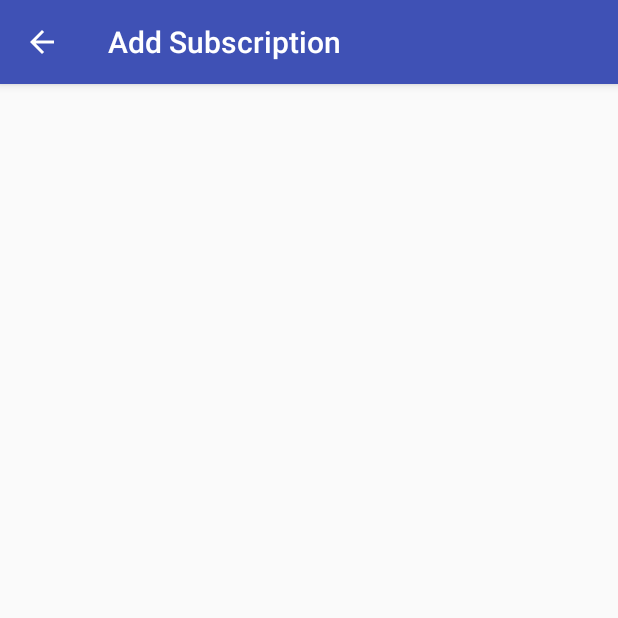
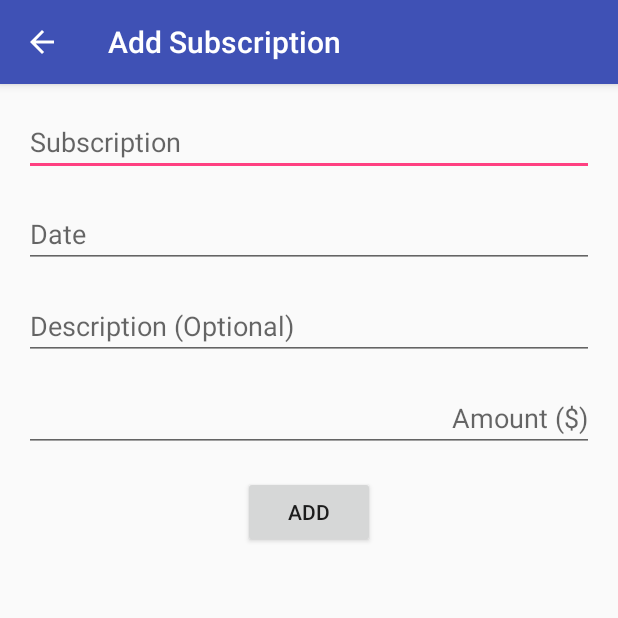
Before and after one commit to MichaelSteer/1428676-SubBook, an Android app: the screen it shows after launch (NewSubscriptionActivity), after a tap on "NEW", on a phone screen of 412 x 824 dp, the top half of it. Run offline under Robolectric (Android 15) with nearby library versions, the phone set to English and light mode, and no system bars.

Commit message:
Added total cost calculation - Started on The "New" entry form for new subscriptions

```diff
--- a/app/src/main/java/com/steers/Subscription/SubscriptionAdapter.java
+++ b/app/src/main/java/com/steers/Subscription/SubscriptionAdapter.java
@@ -9,6 +9,7 @@ import android.widget.TextView;
 
 import com.steers.subbook.R;
 
+import java.text.NumberFormat;
 import java.text.SimpleDateFormat;
 import java.util.ArrayList;
 import java.util.Locale;
@@ -42,7 +43,7 @@ public class SubscriptionAdapter extends ArrayAdapter<Subscription> {
 
         String name = subscriptions.get(position).getName();
         String date = sm.format(subscriptions.get(position).getDate());
-        String cost = Double.toString(subscriptions.get(position).getCost());
+        String cost = NumberFormat.getCurrencyInstance().format(subscriptions.get(position).getCost());
 
         NameTextView.setText(name);
         DateTextView.setText(date);
--- /dev/null
+++ b/app/src/main/java/com/steers/Subscription/TotalSubscriptionCost.java
@@ -0,0 +1,32 @@
+package com.steers.Subscription;
+
+import java.text.DecimalFormat;
+import java.text.NumberFormat;
+import java.util.ArrayList;
+
+/**
+ * Created by Michael Steer
+ * on 2018-01-18.
+ */
+
+public class TotalSubscriptionCost {
+    private ArrayList<Subscription> subscriptions;
+    private double totalCost;
+
+    public TotalSubscriptionCost(ArrayList<Subscription> subscriptions) {
+        this.subscriptions = subscriptions;
+        for (Subscription subscription: subscriptions) {
+            totalCost += subscription.getCost();
+        }
+    }
+
+    public double getTotalCost() {
+        return totalCost;
+    }
+
+    public String getTotalCostString() {
+        NumberFormat costFormatter = NumberFormat.getCurrencyInstance();
+        String out = costFormatter.format(totalCost);
+        return out;
+    }
+}
--- a/app/src/main/java/com/steers/subbook/MainActivity.java
+++ b/app/src/main/java/com/steers/subbook/MainActivity.java
@@ -5,18 +5,22 @@ import android.os.Bundle;
 import android.support.v7.app.AppCompatActivity;
 import android.view.View;
 import android.widget.ListView;
+import android.widget.TextView;
 
 import com.steers.Subscription.CommentTooLongException;
 import com.steers.Subscription.NameTooLongException;
 import com.steers.Subscription.NegativeCostException;
 import com.steers.Subscription.Subscription;
 import com.steers.Subscription.SubscriptionAdapter;
+import com.steers.Subscription.TotalSubscriptionCost;
 
 import java.util.ArrayList;
 
 public class MainActivity extends AppCompatActivity {
 
     private Subscription test = new Subscription("Netflix", 10.99, "Netflix Media Service");
+    private Subscription test2 = new Subscription("Rent", 1000.00, "Apartment Rent");
+    private Subscription test3 = new Subscription("Utilities", 250.5, "Apartment Utilities");
     private ArrayList<Subscription> testlist = new ArrayList<Subscription>();
 
     public MainActivity() throws NameTooLongException, CommentTooLongException, NegativeCostException {
@@ -28,10 +32,19 @@ public class MainActivity extends AppCompatActivity {
         setContentView(R.layout.activity_main);
 
         testlist.add(test);
+        testlist.add(test2);
+        testlist.add(test3);
+
         SubscriptionAdapter subscriptionAdapter = new SubscriptionAdapter(this, testlist);
 
         ListView listView = findViewById(R.id.SubscriptionListView);
         listView.setAdapter(subscriptionAdapter);
+
+        TextView totalCost = findViewById(R.id.TotalCostTextView);
+        TotalSubscriptionCost subscriptionCost = new TotalSubscriptionCost(testlist);
+        String totalCostText = "Total: " + subscriptionCost.getTotalCostString();
+        totalCost.setText(totalCostText);
+
     }
 
     public void newSubscription(View view) {
--- a/app/src/main/res/layout/activity_main.xml
+++ b/app/src/main/res/layout/activity_main.xml
@@ -29,7 +29,7 @@
         app:layout_constraintTop_toTopOf="parent" />
 
     <TextView
-        android:id="@+id/TotalValueView"
+        android:id="@+id/TotalCostTextView"
         android:layout_width="236dp"
         android:layout_height="32dp"
         android:layout_marginStart="16dp"
--- a/app/src/main/res/layout/activity_new_subscription.xml
+++ b/app/src/main/res/layout/activity_new_subscription.xml
@@ -6,4 +6,74 @@
     android:layout_height="match_parent"
     tools:context="com.steers.subbook.NewSubscriptionActivity">
 
+    <EditText
+        android:id="@+id/editText"
+        android:layout_width="0dp"
+        android:layout_height="wrap_content"
+        android:layout_marginEnd="16dp"
+        android:layout_marginStart="16dp"
+        android:layout_marginTop="16dp"
+        android:ems="10"
+        android:hint="@string/New_Subscription_Field_Name"
+        android:inputType="textPersonName"
+        app:layout_constraintEnd_toEndOf="parent"
+        app:layout_constraintStart_toStartOf="parent"
+        app:layout_constraintTop_toTopOf="parent" />
+
+    <EditText
+        android:id="@+id/editText2"
+        android:layout_width="0dp"
+        android:layout_height="wrap_content"
+        android:layout_marginEnd="16dp"
+        android:layout_marginStart="16dp"
+        android:layout_marginTop="16dp"
+        android:ems="10"
+        android:hint="@string/New_Subscription_Field_Date"
+        android:inputType="textPersonName"
+        app:layout_constraintEnd_toEndOf="parent"
+        app:layout_constraintStart_toStartOf="parent"
+        app:layout_constraintTop_toBottomOf="@+id/editText" />
+
+    <EditText
+        android:id="@+id/editText3"
+        android:layout_width="0dp"
+        android:layout_height="wrap_content"
+        android:layout_marginEnd="16dp"
+        android:layout_marginStart="16dp"
+        android:layout_marginTop="16dp"
+        android:ems="10"
+        android:hint="@string/New_Subscription_Field_Cost"
+        android:inputType="textPersonName"
+        android:textAlignment="textEnd"
+        app:layout_constraintEnd_toEndOf="parent"
+        app:layout_constraintHorizontal_bias="0.0"
+        app:layout_constraintStart_toStartOf="parent"
+        app:layout_constraintTop_toBottomOf="@+id/editText4" />
+
+    <EditText
+        android:id="@+id/editText4"
+        android:layout_width="0dp"
+        android:layout_height="wrap_content"
+        android:layout_marginEnd="16dp"
+        android:layout_marginStart="16dp"
+        android:layout_marginTop="16dp"
+        android:ems="10"
+        android:hint="@string/New_Subscription_Field_Description"
+        android:inputType="textPersonName"
+        app:layout_constraintEnd_toEndOf="parent"
+        app:layout_constraintHorizontal_bias="0.0"
+        app:layout_constraintStart_toStartOf="parent"
+        app:layout_constraintTop_toBottomOf="@+id/editText2" />
+
+    <Button
+        android:id="@+id/button"
+        android:layout_width="wrap_content"
+        android:layout_height="wrap_content"
+        android:layout_marginEnd="16dp"
+        android:layout_marginStart="16dp"
+        android:layout_marginTop="16dp"
+        android:text="@string/New_Subscription_Button_Add"
+        app:layout_constraintEnd_toEndOf="parent"
+        app:layout_constraintStart_toStartOf="parent"
+        app:layout_constraintTop_toBottomOf="@+id/editText3" />
 </android.support.constraint.ConstraintLayout>
--- a/app/src/main/res/layout/subscriptionrow.xml
+++ b/app/src/main/res/layout/subscriptionrow.xml
@@ -33,6 +33,7 @@
         android:layout_height="match_parent"
         android:layout_weight="1"
         android:gravity="center_vertical"
+        android:textAlignment="textEnd"
         android:textSize="24sp"
         tools:text="Cost" />
 </LinearLayout>
--- a/app/src/main/res/values/strings.xml
+++ b/app/src/main/res/values/strings.xml
@@ -2,4 +2,9 @@
     <string name="app_name">SubBook</string>
     <string name="NewButton">New</string>
     <string name="AddSubscriptionTitle">Add Subscription</string>
+    <string name="New_Subscription_Field_Name">Subscription</string>
+    <string name="New_Subscription_Field_Date">Date</string>
+    <string name="New_Subscription_Field_Description">Description (Optional)</string>
+    <string name="New_Subscription_Field_Cost">Amount ($)</string>
+    <string name="New_Subscription_Button_Add">Add</string>
 </resources>
```
